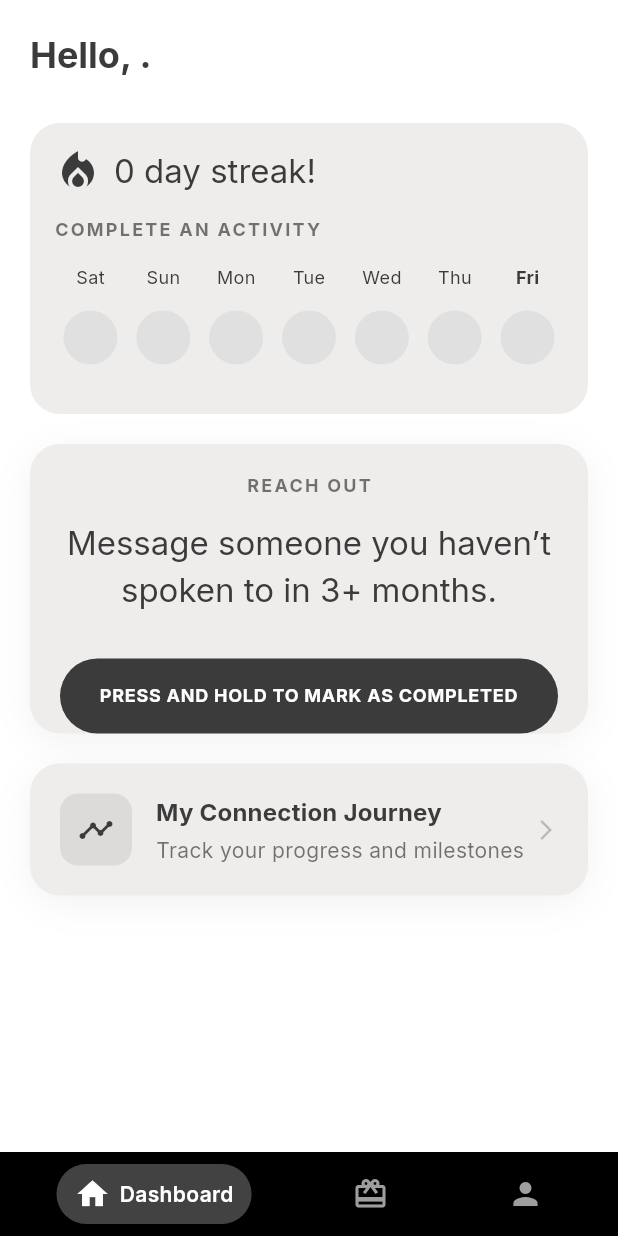
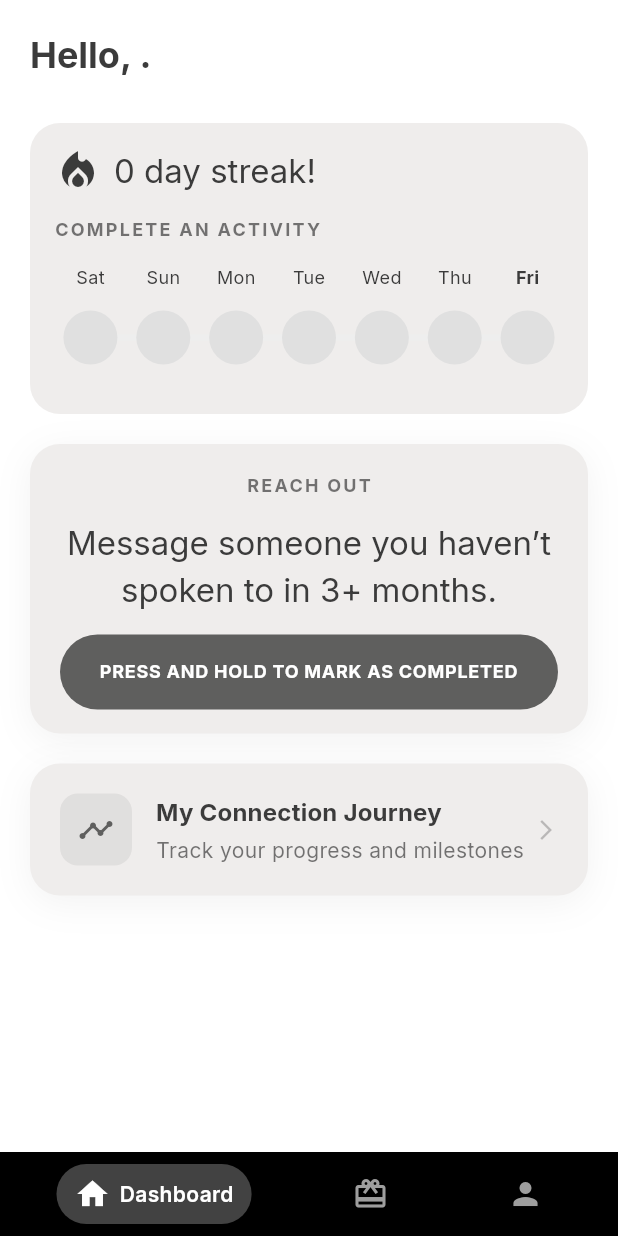
Before and after one commit to orya-ai/v3, a Flutter app: the screen it shows once a user with an empty profile is signed in, on a phone screen of 412 x 824 dp. Run offline on Flutter 3.47's test engine with Material 3 defaults, Android fonts, the phone set to English and light mode, and no system bars; our stand-ins replace cloud_firestore, firebase_auth, firebase_core, flutter_riverpod, go_router, google_fonts and 3 more; accounts and stored records are empty.

Commit message:
colors fixed to match in app theme

```diff
--- a/lib/core/theme/app_theme.dart
+++ b/lib/core/theme/app_theme.dart
@@ -6,10 +6,12 @@ class AppTheme {
   static const Color primaryBackgroundColor = Color(0xffefedec); // Light beige for header/footer
   static const Color scaffoldBackgroundColor = Color(0xffFFFFFF); // White for main content
   static const Color primaryTextColor = Color(0xFF3B3B3B);
-  static const Color accentColor = Color(0xFF3B3B3B);
+  static const Color primaryColor = Color(0xFF5F5F5E);
+  static const Color accentColor = primaryColor;
+  static const Color oppositeLightColor = Color(0xFFE0E0E0); // for fill circles of streak widget
   static const Color headerFooterColor = Color(0xffFFFFFF); // Same as primaryBackgroundColor for clarity
 
-    static const Color primaryButtonColor = Color(0xFF3B3B3B);
+    static const Color primaryButtonColor = primaryColor;
 
   static ThemeData get lightTheme {
     return ThemeData(
--- a/lib/features/dashboard/presentation/dashboard_page.dart
+++ b/lib/features/dashboard/presentation/dashboard_page.dart
@@ -297,6 +297,8 @@ class _DashboardPageState extends ConsumerState<DashboardPage>
         Positioned.fill(
           child: Align(
             alignment: Alignment.bottomCenter,
+            child: Padding(
+              padding: const EdgeInsets.only(bottom: 16),
               child: AnimatedBuilder(
                 animation: _animation,
                 builder: (context, child) {
@@ -351,6 +353,7 @@ class _DashboardPageState extends ConsumerState<DashboardPage>
                     ),
                   );
                 },
+              ),
             ),
           ),
         ),
@@ -638,8 +641,8 @@ class _DashboardPageState extends ConsumerState<DashboardPage>
           color: isCompleted
               ? (isPartOfStreak
                   ? Colors.transparent
-                  : AppTheme.accentColor.withOpacity(0.8))
-              : Colors.grey.shade300,
+                  : AppTheme.accentColor)
+              : AppTheme.oppositeLightColor,
         ),
         child: isCompleted
             ? Icon(
```
Lines whose indentation alone changed are shown as unchanged.
